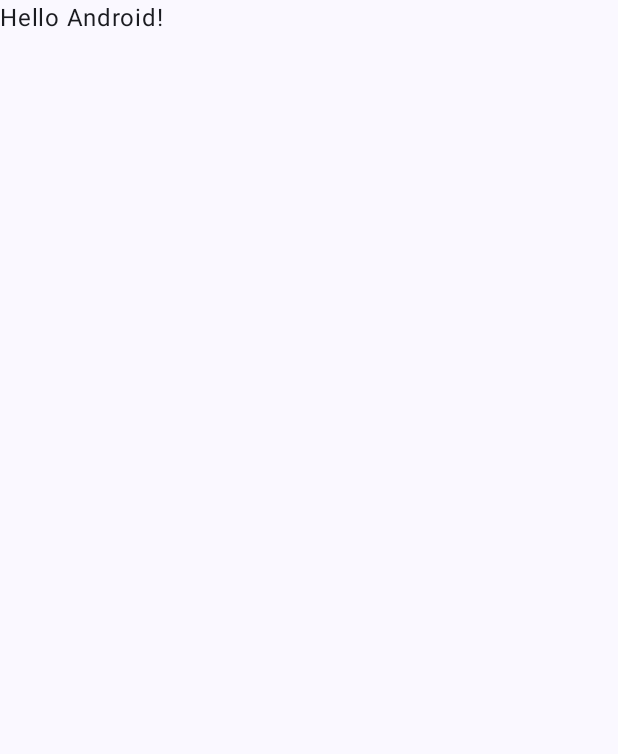
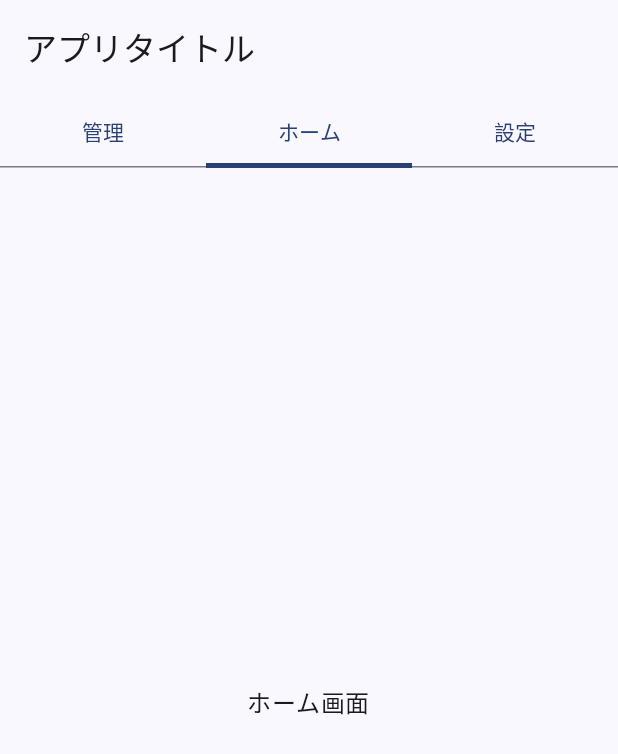
Before and after one commit to ctsetera/Kaettazou, an Android app built with Jetpack Compose: the screen it shows after launch (MainActivity), on a phone screen of 412 x 824 dp. Before the commit the part shown is almost empty. Shown: the top 754 px of the screen. Run offline under Robolectric (Android 15) with nearby library versions, the phone set to English and light mode, and no system bars.

Commit message:
とりあえずTabRowで3画面表示

```diff
--- a/app/src/main/java/dev/ctsetera/kaettazou/MainActivity.kt
+++ b/app/src/main/java/dev/ctsetera/kaettazou/MainActivity.kt
@@ -3,45 +3,77 @@ package dev.ctsetera.kaettazou
 import android.os.Bundle
 import androidx.activity.ComponentActivity
 import androidx.activity.compose.setContent
-import androidx.activity.enableEdgeToEdge
-import androidx.compose.foundation.layout.fillMaxSize
-import androidx.compose.foundation.layout.padding
-import androidx.compose.material3.Scaffold
-import androidx.compose.material3.Text
-import androidx.compose.runtime.Composable
+import androidx.compose.foundation.layout.*
+import androidx.compose.material3.*
+import androidx.compose.runtime.*
 import androidx.compose.ui.Modifier
-import androidx.compose.ui.tooling.preview.Preview
 import dev.ctsetera.kaettazou.ui.theme.KaettazouTheme
 
 class MainActivity : ComponentActivity() {
     override fun onCreate(savedInstanceState: Bundle?) {
         super.onCreate(savedInstanceState)
-        enableEdgeToEdge()
         setContent {
-            KaettazouTheme {
-                Scaffold(modifier = Modifier.fillMaxSize()) { innerPadding ->
-                    Greeting(
-                        name = "Android",
-                        modifier = Modifier.padding(innerPadding)
-                    )
+            KaettazouTheme  {
+                MainScreen()
+            }
+        }
+    }
+}
+
+@OptIn(ExperimentalMaterial3Api::class)
+@Composable
+fun MainScreen() {
+    val tabTitles = listOf("管理", "ホーム", "設定")
+    var selectedTabIndex by remember { mutableIntStateOf(1) }
+
+    Scaffold(
+        topBar = {
+            Column {
+                TopAppBar(
+                    title = { Text("アプリタイトル") }
+                )
+                TabRow(selectedTabIndex = selectedTabIndex) {
+                    tabTitles.forEachIndexed { index, title ->
+                        Tab(
+                            selected = selectedTabIndex == index,
+                            onClick = { selectedTabIndex = index },
+                            text = { Text(title) }
+                        )
+                    }
                 }
+            }
+        }
+    ) { innerPadding ->
+        Box(modifier = Modifier
+            .padding(innerPadding)
+            .fillMaxSize()
+        ) {
+            when (selectedTabIndex) {
+                0 -> HomeScreen()
+                1 -> ProfileScreen()
+                2 -> SettingsScreen()
             }
         }
     }
 }
 
 @Composable
-fun Greeting(name: String, modifier: Modifier = Modifier) {
-    Text(
-        text = "Hello $name!",
-        modifier = modifier
-    )
+fun HomeScreen() {
+    Box(modifier = Modifier.fillMaxSize(), contentAlignment = androidx.compose.ui.Alignment.Center) {
+        Text("管理画面")
+    }
 }
 
-@Preview(showBackground = true)
 @Composable
-fun GreetingPreview() {
-    KaettazouTheme {
-        Greeting("Android")
+fun ProfileScreen() {
+    Box(modifier = Modifier.fillMaxSize(), contentAlignment = androidx.compose.ui.Alignment.Center) {
+        Text("ホーム画面")
     }
 }
+
+@Composable
+fun SettingsScreen() {
+    Box(modifier = Modifier.fillMaxSize(), contentAlignment = androidx.compose.ui.Alignment.Center) {
+        Text("設定画面")
+    }
+}
```
